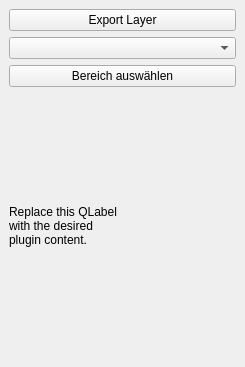
The window that DC_Programm_dockwidget_base.ui (GencHaxhija/dc_programm) describes before a commit, drawn with Qt 5.
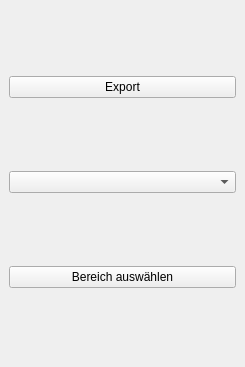
The same window after the commit.

Commit message:
Restore Canton features and UI improvements after recovery
- Canton WMS integration: dropdown, refresh button, auto-detection
- UI fixes: field labels, decorations removed, base layer restored
- Bug fixes: removed decorations references, canton scope fixes

```diff
--- a/DC_Programm_dockwidget_base.ui
+++ b/DC_Programm_dockwidget_base.ui
@@ -18,7 +18,7 @@
     <item>
      <widget class="QPushButton" name="exportButton">
       <property name="text">
-       <string>Export Layer</string>
+       <string>Export</string>
       </property>
      </widget>
     </item>
@@ -32,15 +32,6 @@
       </property>
      </widget>
     </item>
-    <item>
-     <widget class="QLabel" name="label">
-      <property name="text">
-       <string>Replace this QLabel
-with the desired
-plugin content.</string>
-      </property>
-     </widget>
-    </item>
    </layout>
   </widget>
  </widget>
```
The commit also changes 4 other files.
